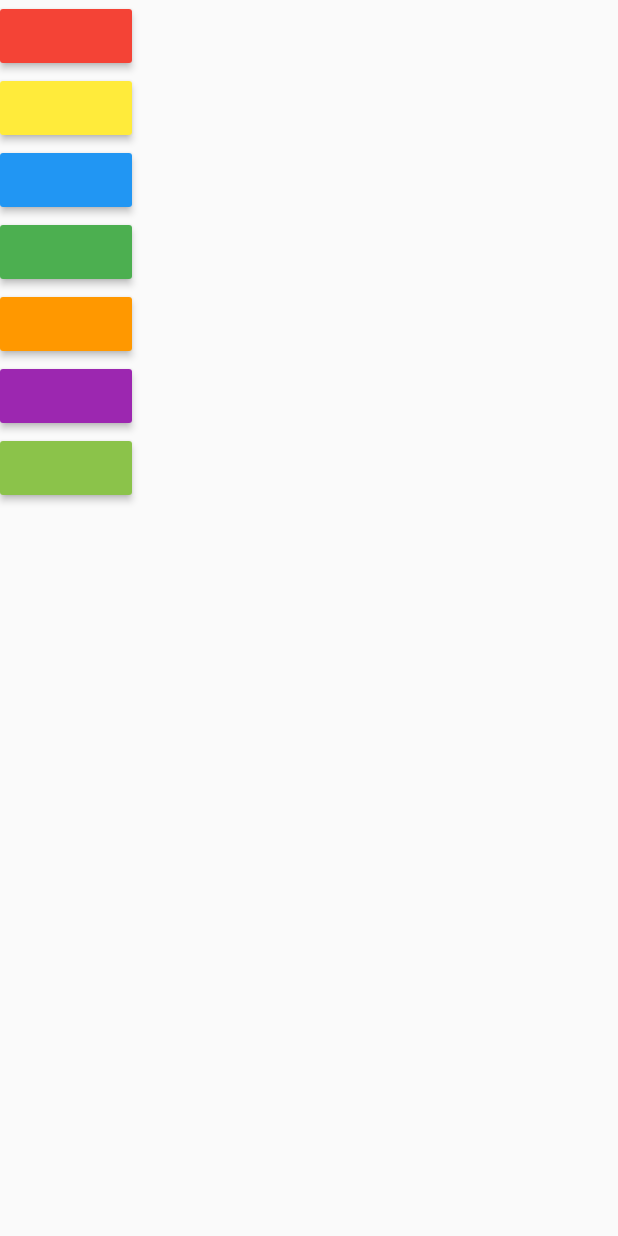
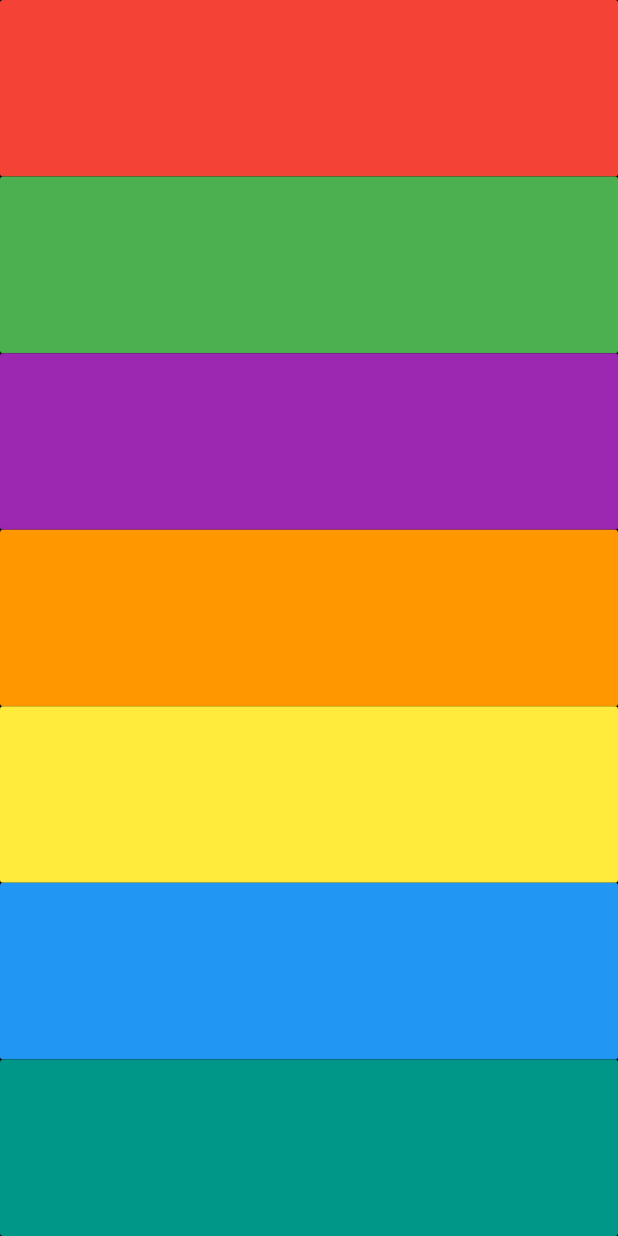
Before and after one commit to harshitrathod1/xylophone-flutter, a Flutter app: the screen it shows after launch, on a phone screen of 412 x 824 dp. Run offline on Flutter 3.47's test engine with Material 2 defaults, Android fonts, the phone set to English and light mode, and no system bars; our stand-ins replace audioplayers.

Commit message:
final code

```diff
--- a/lib/main.dart
+++ b/lib/main.dart
@@ -9,69 +9,35 @@
     player.play('note$soundNumber.wav');
   }
 
+  Expanded buildkey({Color color, int soundNumber}) {
+    return Expanded(
+      child: MaterialButton(
+        color: color,
+        enableFeedback: false,
+        onPressed: () {
+          playsound(soundNumber);
+        },
+        child: null,
+      ),
+    );
+  }
+
   @override
   Widget build(BuildContext context) {
     return MaterialApp(
       home: Scaffold(
+        backgroundColor: Colors.black,
         body: SafeArea(
           child: Column(
+            crossAxisAlignment: CrossAxisAlignment.stretch,
             children: <Widget>[
-              MaterialButton(
-                color: Colors.red,
-                enableFeedback: false,
-                onPressed: () {
-                  playsound(1);
-                },
-                child: null,
-              ),
-              MaterialButton(
-                color: Colors.yellow,
-                enableFeedback: false,
-                onPressed: () {
-                  playsound(2);
-                },
-                child: null,
-              ),
-              MaterialButton(
-                color: Colors.blue,
-                enableFeedback: false,
-                onPressed: () {
-                  playsound(3);
-                },
-                child: null,
-              ),
-              MaterialButton(
-                color: Colors.green,
-                enableFeedback: false,
-                onPressed: () {
-                  playsound(4);
-                },
-                child: null,
-              ),
-              MaterialButton(
-                color: Colors.orange,
-                enableFeedback: false,
-                onPressed: () {
-                  playsound(5);
-                },
-                child: null,
-              ),
-              MaterialButton(
-                color: Colors.purple,
-                enableFeedback: false,
-                onPressed: () {
-                  playsound(6);
-                },
-                child: null,
-              ),
-              MaterialButton(
-                color: Colors.lightGreen,
-                enableFeedback: false,
-                onPressed: () {
-                  playsound(7);
-                },
-                child: null,
-              ),
+              buildkey(color: Colors.red, soundNumber: 1),
+              buildkey(color: Colors.green, soundNumber: 2),
+              buildkey(color: Colors.purple, soundNumber: 3),
+              buildkey(color: Colors.orange, soundNumber: 4),
+              buildkey(color: Colors.yellow, soundNumber: 5),
+              buildkey(color: Colors.blue, soundNumber: 6),
+              buildkey(color: Colors.teal, soundNumber: 7),
             ],
           ),
         ),
```
